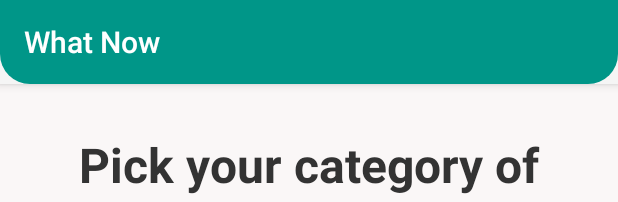
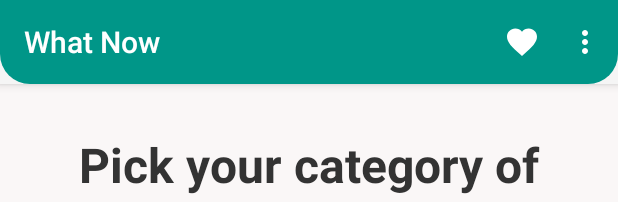
Before and after one commit to maryamasem/News_App, an Android app: the layout activity_categories.xml on its own in the app's theme, with its tools: preview values and no code run, on a phone screen of 412 x 824 dp. Shown: the top 202 px of the screen. Run offline under Robolectric (Android 15) with nearby library versions, the phone set to English and light mode, and no system bars; Roboto replaces fonts that are not available here.

```diff
--- a/app/src/main/java/com/depi/whatnow/FavoriteActivity.kt
+++ b/app/src/main/java/com/depi/whatnow/FavoriteActivity.kt
@@ -64,7 +64,6 @@
         ItemTouchHelper(swipeToDeleteCallback).attachToRecyclerView(binding.recycler2)
 
     }
-
 
     private fun deleteArticleWithConfirmation(
         article: Article,
@@ -141,6 +140,7 @@
                 //Log.e("Firestore", "Error getting documents", exception)
             }
     }
+
     override fun onCreateOptionsMenu(menu: Menu?): Boolean {
         menuInflater.inflate(R.menu.menu_bar,menu)
         return true
--- a/app/src/main/java/com/depi/whatnow/NewsActivity.kt
+++ b/app/src/main/java/com/depi/whatnow/NewsActivity.kt
@@ -65,7 +65,6 @@
         binding.adView.loadAd(adRequest)
         //Log.d("AdMob", "Ad Loaded Request Sent")
     }
-
     private fun setupRecycler() {
         adapter = NewsAdapter { article ->
             val url = article.url
@@ -81,7 +80,6 @@
         binding.newsList.adapter = adapter
 
     }
-
     private fun loadNews() {
         binding.progress.isVisible = true
         binding.tvError.isVisible = false
@@ -126,7 +124,6 @@
             })
     }
 
-
     override fun onCreateOptionsMenu(menu: Menu?): Boolean {
         menuInflater.inflate(R.menu.menu_bar,menu)
         return true
--- a/app/src/main/java/com/depi/whatnow/NewsCallable.kt
+++ b/app/src/main/java/com/depi/whatnow/NewsCallable.kt
@@ -9,7 +9,7 @@
     fun getNewsByCategory(
         @Query("country") country: String,
         @Query("category") category: String,
-        @Query("apiKey") apiKey: String = "c25de7ffd53746339ed77c20497935de",
+        @Query("apiKey") apiKey: String = "9dfb9424b8ec4f76b0f285ef54411c05",
         @Query("pageSize") pageSize: Int = 30
     ): Call<News>
 }
--- a/app/src/main/res/layout/activity_categories.xml
+++ b/app/src/main/res/layout/activity_categories.xml
@@ -15,6 +15,7 @@
         android:theme="@style/ThemeOverlay.AppCompat.Dark.ActionBar">
 
         <androidx.appcompat.widget.Toolbar
+            app:menu="@menu/menu_bar"
             android:id="@+id/toolbar"
             android:layout_width="match_parent"
             android:layout_height="?attr/actionBarSize"
```
